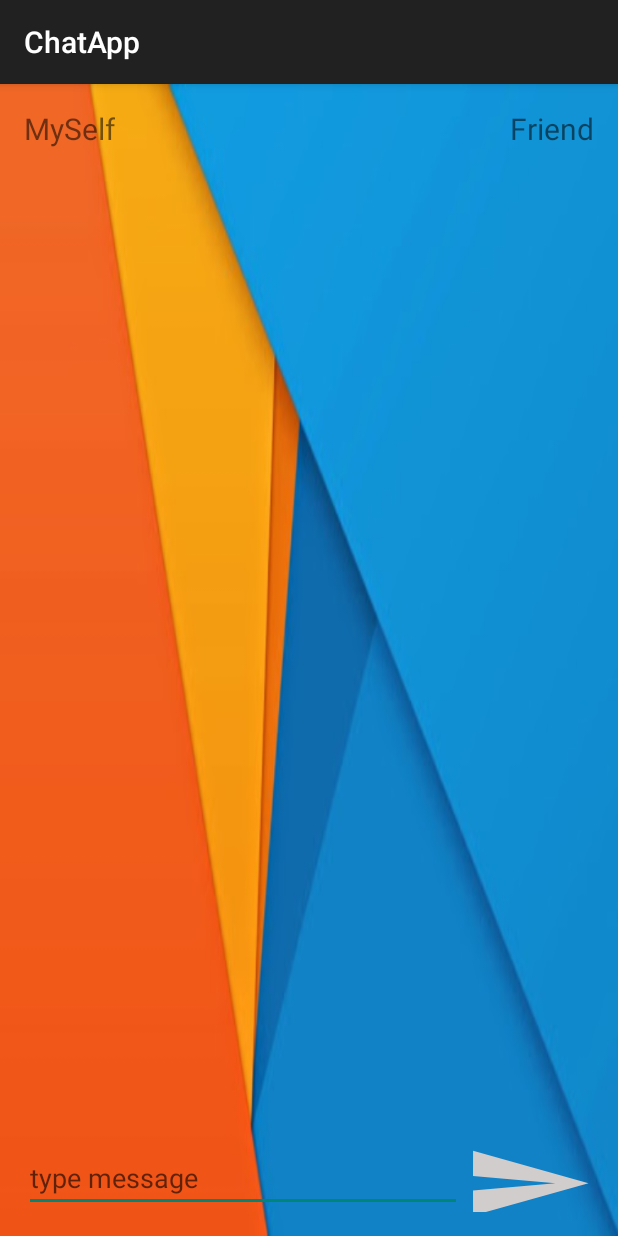
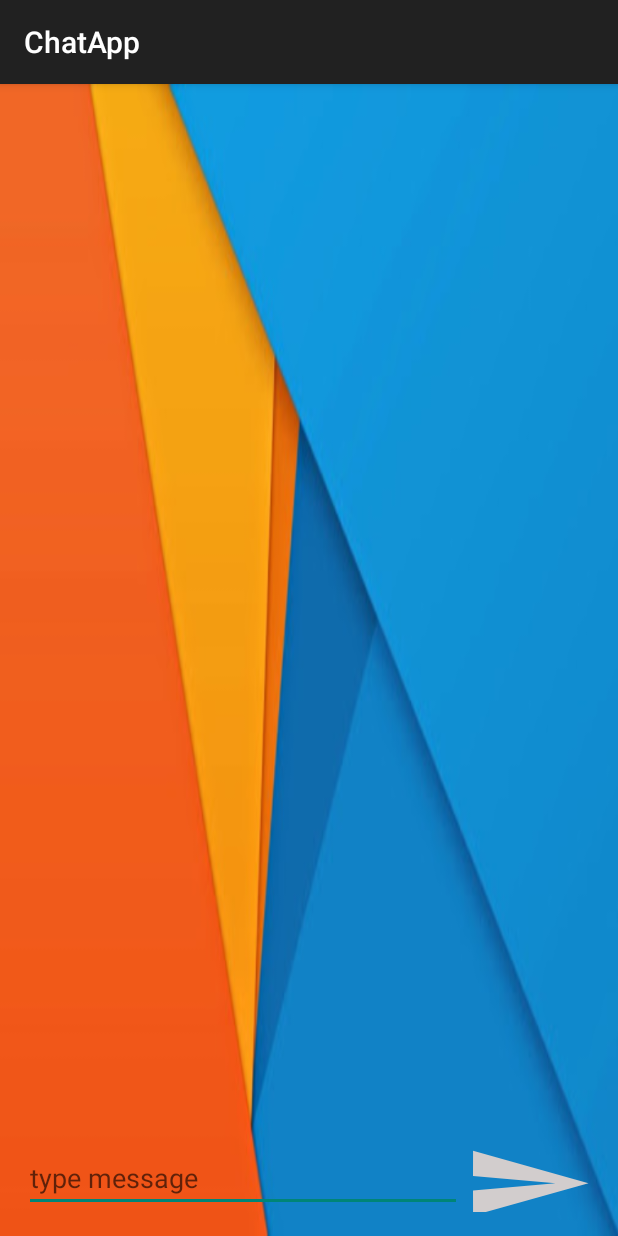
Before and after one commit to faizrehman1/ChatApplication, an Android app: the Conversation_Activity screen opened directly, with no data from a screen before it, on a phone screen of 412 x 824 dp. Run offline under Robolectric (Android 15) with nearby library versions, the phone set to English and light mode, and no system bars; our stand-ins replace Firebase (no records; nobody signed in at launch, a user with empty details on screens opened directly), Picasso; pictures from the network do not load; 2 statements that could not run were skipped.

Commit message:
Changes in COnversation Activity

```diff
--- a/ChatApplication/app/src/main/res/layout/activity_conversation_.xml
+++ b/ChatApplication/app/src/main/res/layout/activity_conversation_.xml
@@ -4,13 +4,13 @@
     xmlns:tools="http://schemas.android.com/tools"
     android:layout_width="match_parent"
     android:layout_height="match_parent"
+    android:background="@drawable/background"
     android:orientation="vertical"
     android:paddingBottom="@dimen/activity_vertical_margin"
     android:paddingLeft="@dimen/activity_horizontal_margin"
     android:paddingRight="@dimen/activity_horizontal_margin"
     android:paddingTop="@dimen/activity_vertical_margin"
     android:weightSum="1"
-    android:background="@drawable/background"
     tools:context=".ui.Conversation_Activity">
 
     <EditText
@@ -38,28 +38,11 @@
         android:layout_above="@+id/editText_Conversation_message"
         android:layout_alignParentLeft="false"
         android:layout_alignParentTop="false"
-        android:layout_below="@+id/meLbl"
         android:layout_marginBottom="20dp"
         android:layout_marginTop="10dp"
         android:divider="@null"
         android:listSelector="@android:color/transparent"
         android:transcriptMode="alwaysScroll"/>
 
-    <TextView
-        android:id="@+id/meLbl"
-        android:layout_width="wrap_content"
-        android:layout_height="wrap_content"
-        android:layout_gravity="left|center_vertical"
-        android:singleLine="false"
-        android:text="MySelf"
-        android:textSize="20dp"/>
-
-    <TextView
-        android:id="@+id/friendLabel"
-        android:layout_width="wrap_content"
-        android:layout_height="wrap_content"
-        android:layout_alignParentRight="true"
-        android:text="Friend"
-        android:textSize="20dp"/>
 
 </RelativeLayout>
```
